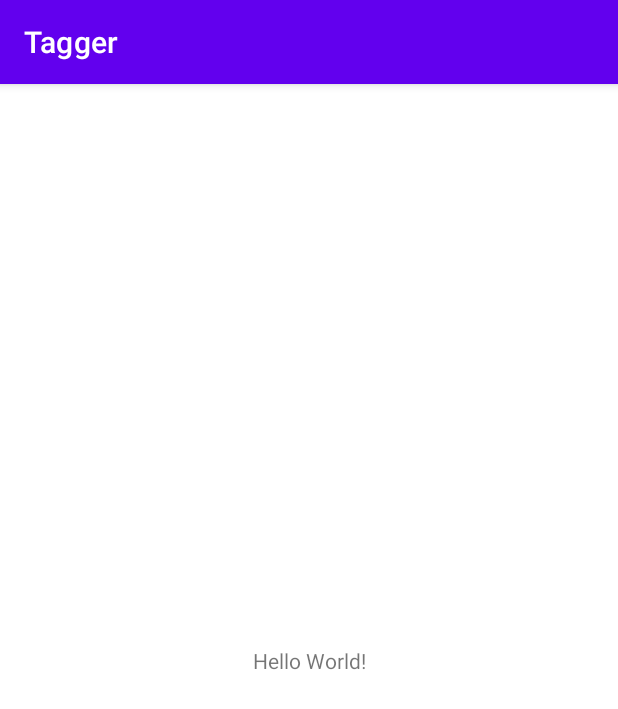
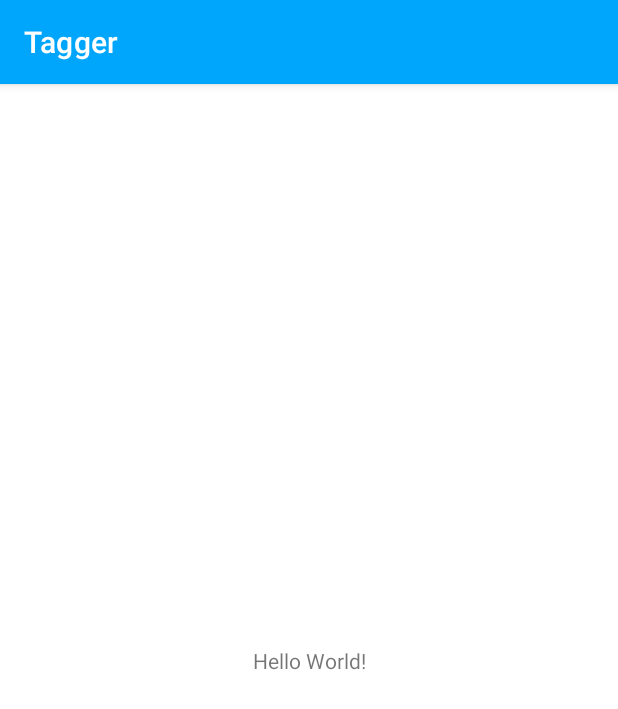
Before and after one commit to soyjimmysaenz/tagger-android-app, an Android app: the screen it shows after launch (HomeActivity), on a phone screen of 412 x 824 dp. Shown: the top 709 px of the screen. Run offline under Robolectric (Android 15) with nearby library versions, the phone set to English and light mode, and no system bars.

Commit message:
Aplicar propuesta base de paleta de colores de app

```diff
--- a/app/src/main/res/values-night/themes.xml
+++ b/app/src/main/res/values-night/themes.xml
@@ -2,12 +2,12 @@
     <!-- Base application theme. -->
     <style name="Theme.Tagger" parent="Theme.MaterialComponents.DayNight.DarkActionBar">
         <!-- Primary brand color. -->
-        <item name="colorPrimary">@color/purple_200</item>
-        <item name="colorPrimaryVariant">@color/purple_700</item>
+        <item name="colorPrimary">@color/blue_500</item>
+        <item name="colorPrimaryVariant">@color/blue_700</item>
         <item name="colorOnPrimary">@color/black</item>
         <!-- Secondary brand color. -->
-        <item name="colorSecondary">@color/teal_200</item>
-        <item name="colorSecondaryVariant">@color/teal_200</item>
+        <item name="colorSecondary">@color/green_400</item>
+        <item name="colorSecondaryVariant">@color/green_400</item>
         <item name="colorOnSecondary">@color/black</item>
         <!-- Status bar color. -->
         <item name="android:statusBarColor" tools:targetApi="l">?attr/colorPrimaryVariant</item>
--- a/app/src/main/res/values/colors.xml
+++ b/app/src/main/res/values/colors.xml
@@ -1,10 +1,11 @@
 <?xml version="1.0" encoding="utf-8"?>
 <resources>
-    <color name="purple_200">#FFBB86FC</color>
-    <color name="purple_500">#FF6200EE</color>
-    <color name="purple_700">#FF3700B3</color>
-    <color name="teal_200">#FF03DAC5</color>
-    <color name="teal_700">#FF018786</color>
+    <color name="blue_500">#00a6fb</color>
+    <color name="blue_700">#0582ca</color>
+    <color name="blue_800">#006494</color>
+    <color name="blue_900">#003554</color>
+    <color name="green_400">#52b69a</color>
+    <color name="green_600">#34a0a4</color>
     <color name="black">#FF000000</color>
     <color name="white">#FFFFFFFF</color>
 </resources>
--- a/app/src/main/res/values/themes.xml
+++ b/app/src/main/res/values/themes.xml
@@ -2,12 +2,12 @@
     <!-- Base application theme. -->
     <style name="Theme.Tagger" parent="Theme.MaterialComponents.DayNight.DarkActionBar">
         <!-- Primary brand color. -->
-        <item name="colorPrimary">@color/purple_500</item>
-        <item name="colorPrimaryVariant">@color/purple_700</item>
+        <item name="colorPrimary">@color/blue_500</item>
+        <item name="colorPrimaryVariant">@color/blue_700</item>
         <item name="colorOnPrimary">@color/white</item>
         <!-- Secondary brand color. -->
-        <item name="colorSecondary">@color/teal_200</item>
-        <item name="colorSecondaryVariant">@color/teal_700</item>
+        <item name="colorSecondary">@color/green_400</item>
+        <item name="colorSecondaryVariant">@color/green_600</item>
         <item name="colorOnSecondary">@color/black</item>
         <!-- Status bar color. -->
         <item name="android:statusBarColor" tools:targetApi="l">?attr/colorPrimaryVariant</item>
```
